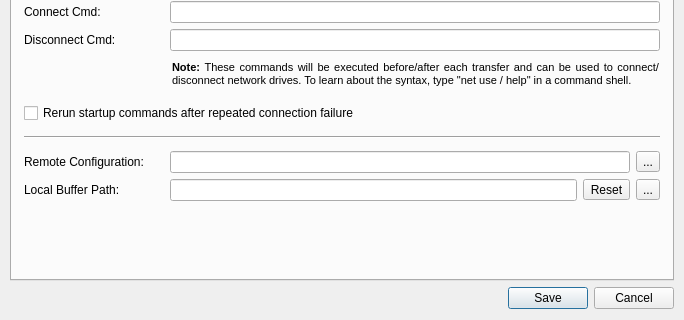
This is Client/rds_configurationwindow.ui in WillForan/yarraclient as Qt 5 draws it before an edit; both pictures show x 0 to 684 and y 166 to 486 of the 684 by 486 pixel window. The edited form follows.
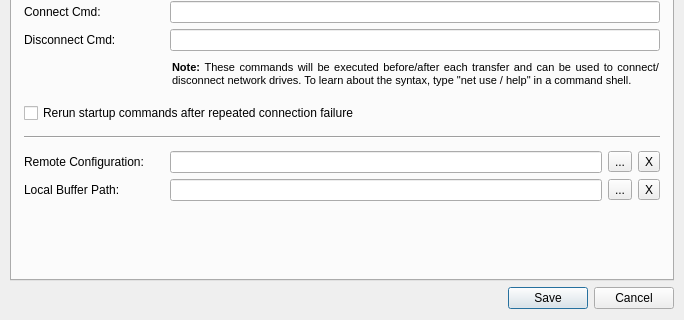
This is the edited form. Icons and pictures are not drawn.

Commit message: RDS: Added option for changing the local buffer path

What changed in the file:
```diff
--- a/Client/rds_configurationwindow.ui
+++ b/Client/rds_configurationwindow.ui
@@ -1022,7 +1022,11 @@
           </widget>
          </item>
          <item>
-          <widget class="QLineEdit" name="networkRemoteConfigLabelEdit"/>
+          <widget class="QLineEdit" name="networkRemoteConfigLabelEdit">
+           <property name="readOnly">
+            <bool>true</bool>
+           </property>
+          </widget>
          </item>
          <item>
           <widget class="QToolButton" name="networkRemoteConfigurationButton">
@@ -1034,6 +1038,16 @@
            </property>
           </widget>
          </item>
+         <item>
+          <widget class="QToolButton" name="networkRemoteConfigResetButton">
+           <property name="toolTip">
+            <string>Reset file</string>
+           </property>
+           <property name="text">
+            <string>X</string>
+           </property>
+          </widget>
+         </item>
         </layout>
        </item>
        <item>
@@ -1052,15 +1066,9 @@
           </widget>
          </item>
          <item>
-          <widget class="QLineEdit" name="networkBufferPathEdit"/>
-         </item>
-         <item>
-          <widget class="QToolButton" name="networkBufferPathClearButton">
-           <property name="toolTip">
-            <string>Reset folder</string>
-           </property>
-           <property name="text">
-            <string>Reset</string>
+          <widget class="QLineEdit" name="networkBufferPathEdit">
+           <property name="readOnly">
+            <bool>true</bool>
            </property>
           </widget>
          </item>
@@ -1074,6 +1082,16 @@
            </property>
           </widget>
          </item>
+         <item>
+          <widget class="QToolButton" name="networkBufferPathClearButton">
+           <property name="toolTip">
+            <string>Reset folder</string>
+           </property>
+           <property name="text">
+            <string>X</string>
+           </property>
+          </widget>
+         </item>
         </layout>
        </item>
        <item>
```
The commit also changes 7 other files.
